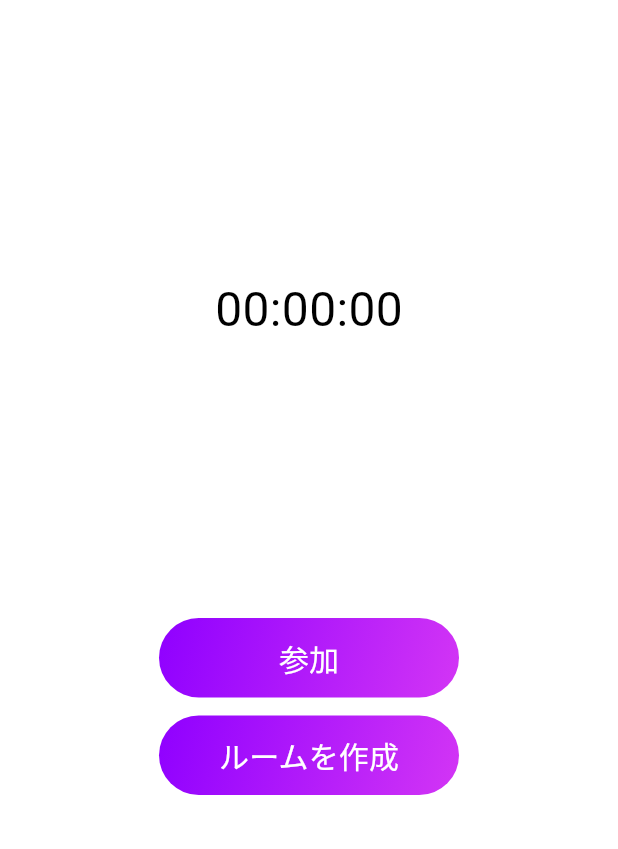
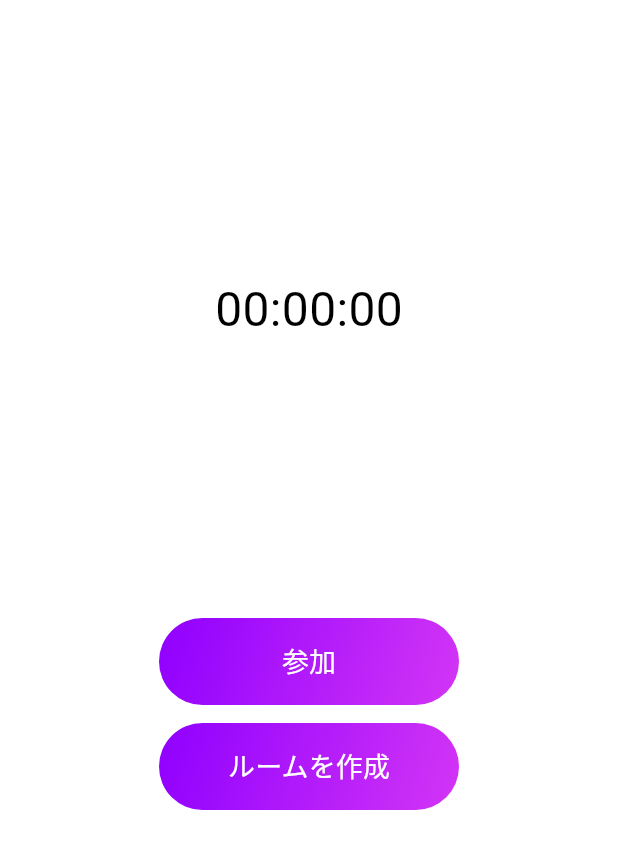
Before and after one commit to sakusaku3939/twelve_hours, a Flutter app: the screen it shows after launch, on a phone screen of 412 x 824 dp. Shown: the top 849 px of the screen. Run offline on Flutter 3.47's test engine with Material 3 defaults, Android fonts, the phone set to English and light mode, and no system bars; our stand-ins replace flutter_hooks, flutter_riverpod, freezed_annotation, hooks_riverpod.

Commit message:
ボタンのデザインバグを修正

```diff
--- a/lib/view/utils/gradient_button.dart
+++ b/lib/view/utils/gradient_button.dart
@@ -18,21 +18,14 @@ class GradientButton extends HookConsumerWidget {
         borderRadius: BorderRadius.circular(48),
         gradient: ColorPalette.purplePinkGradient,
       ),
-      child: ElevatedButton(
+      child: TextButton(
         onPressed: () {},
-        style: ElevatedButton.styleFrom(
-          backgroundColor: Colors.transparent,
-          shadowColor: Colors.transparent,
-          shape: RoundedRectangleBorder(
-            borderRadius: BorderRadius.circular(48),
-          ),
-        ),
         child: Padding(
-          padding: const EdgeInsets.symmetric(vertical: 12),
+          padding: const EdgeInsets.symmetric(vertical: 8),
           child: Text(
             text,
             style: const TextStyle(
-              fontSize: 20,
+              fontSize: 18,
               color: Colors.white,
             ),
           ),
```
